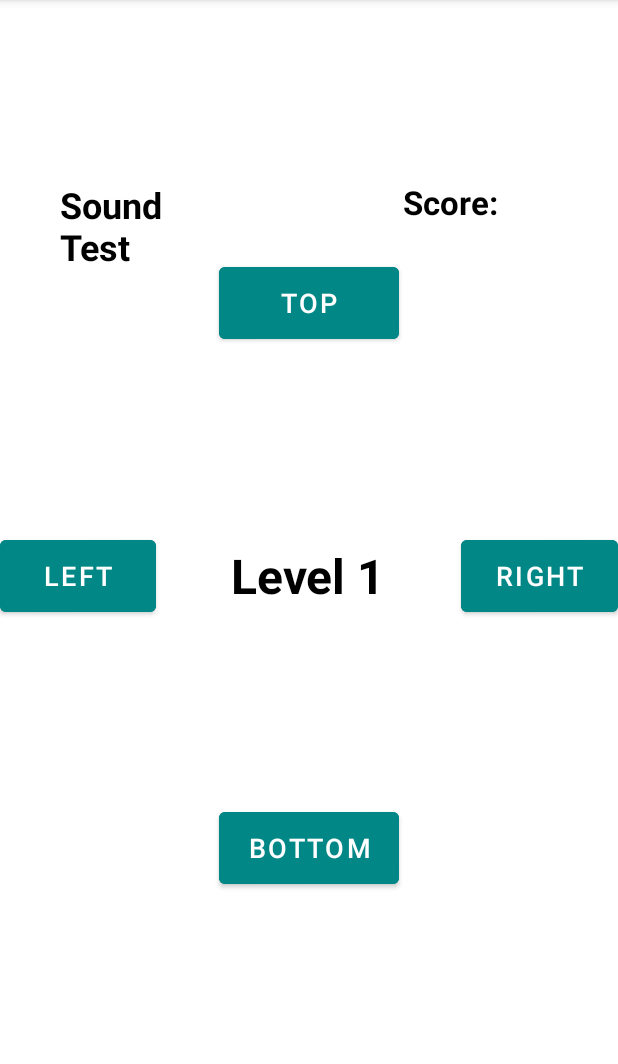
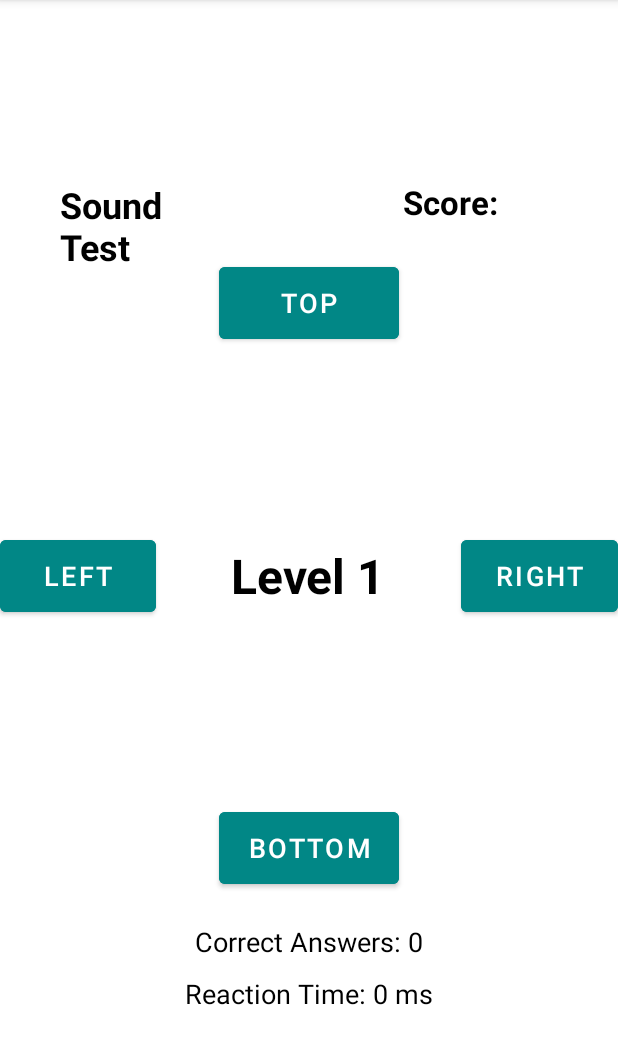
Before and after one commit to QudahM/ProjectApp, an Android app: the AudioGameActivity screen opened directly, with no data from a screen before it, after a tap on "BOTTOM", on a phone screen of 412 x 824 dp, the part 84-1148 px from its top. Run offline under Robolectric (Android 15) with nearby library versions, the light colour scheme and no system bars.

Commit message:
Audio game section added

```diff
--- a/app/src/main/java/com/example/projectapp/GameLogic/AudioGameActivity.java
+++ b/app/src/main/java/com/example/projectapp/GameLogic/AudioGameActivity.java
@@ -4,8 +4,6 @@ import android.media.MediaPlayer;
 import android.os.Bundle;
 import android.os.Handler;
 import android.widget.Button;
-import android.widget.Toast;
-
 import androidx.appcompat.app.AlertDialog;
 import androidx.appcompat.app.AppCompatActivity;
 
@@ -19,10 +17,12 @@ public class AudioGameActivity extends AppCompatActivity {
     private Queue<String> soundQueue = new LinkedList<>();  // Queue for sound directions to be played
     private Queue<String> playerQueue = new LinkedList<>(); // Queue for directions the player should respond to
     private int missedDirections = 0;
-    private final int MAX_MISSED = 6;
+    private final int MAX_MISSED = 10;  // Game ends after 10 mistakes
     private Handler handler = new Handler();
     private final String[] directions = {"TOP", "LEFT", "RIGHT", "BOTTOM"};
     private int correctAnswers = 0;
+    private long totalReactionTime = 0;
+    private long startTime = 0;
 
     @Override
     protected void onCreate(Bundle savedInstanceState) {
@@ -50,8 +50,8 @@ public class AudioGameActivity extends AppCompatActivity {
         soundQueue.clear();
         playerQueue.clear();
 
-        // Shuffle and add 25 random directions to the soundQueue
-        for (int i = 0; i < 25; i++) {
+        // Shuffle and add 10 random directions to the soundQueue
+        for (int i = 0; i < 10; i++) {
             // Randomly select a direction
             int randomIndex = (int) (Math.random() * directions.length);
             String randomDirection = directions[randomIndex];
@@ -71,8 +71,14 @@ public class AudioGameActivity extends AppCompatActivity {
             // Now, play the direction sound
             playDirectionSound(direction);
 
+            // Record the start time for reaction time calculation
+            startTime = System.currentTimeMillis();
+
             // Simulate 1-second interval
             handler.postDelayed(this::playNextDirection, 1000);
+        } else {
+            // All 10 directions have been played, show results
+            showGameResults(true);
         }
     }
 
@@ -103,34 +109,58 @@ public class AudioGameActivity extends AppCompatActivity {
     private void checkAnswer(String userAnswer) {
         if (!playerQueue.isEmpty()) {
             String expectedDirection = playerQueue.poll();  // Get and remove the direction from the player's queue
+
+            // Calculate the reaction time for each correct answer
+            long reactionTime = System.currentTimeMillis() - startTime;
+
             if (userAnswer.equals(expectedDirection)) {
                 correctAnswers++;
-                Toast.makeText(this, "Correct!", Toast.LENGTH_SHORT).show();
+                totalReactionTime += reactionTime;
                 missedDirections = 0; // Reset missed directions count
             } else {
                 missedDirections++;
-                Toast.makeText(this, "Wrong!", Toast.LENGTH_SHORT).show();
             }
 
             // Check if game is over due to missed directions
             if (missedDirections >= MAX_MISSED) {
-                showFailureDialog();
+                showGameResults(false);
             }
         }
     }
 
-    private void showFailureDialog() {
+    private void showGameResults(boolean isSuccess) {
+        // Calculate average reaction time
+        long averageReactionTime = (correctAnswers > 0) ? totalReactionTime / correctAnswers : 0;
+        String resultMessage = isSuccess
+                ? "You finished the game with " + correctAnswers + "/10 correct answers!\nAverage Reaction Time: " + averageReactionTime + " ms"
+                : "Game Over due to too many mistakes!";
+
+        // Show results in a dialog box
+        new AlertDialog.Builder(this)
+                .setTitle(isSuccess ? "Game Over - Success" : "Game Over")
+                .setMessage(resultMessage)
+                .setPositiveButton("OK", (dialog, which) -> {
+                    // Ask the user whether they want to restart or go back to the home screen
+                    showRestartDialog();
+                })
+                .setCancelable(false)  // Make sure the dialog is not dismissable by tapping outside
+                .show();
+    }
+
+    private void showRestartDialog() {
         new AlertDialog.Builder(this)
                 .setTitle("Game Over")
-                .setMessage("You missed too many directions! Do you want to play again?")
-                .setPositiveButton("Yes", (dialog, which) -> restartGame())
-                .setNegativeButton("No", (dialog, which) -> finish())
+                .setMessage("Would you like to play again or go back to the home screen?")
+                .setPositiveButton("Play Again", (dialog, which) -> restartGame())
+                .setNegativeButton("Go to Home", (dialog, which) -> finish())  // Close the game
+                .setCancelable(false)
                 .show();
     }
 
     private void restartGame() {
         missedDirections = 0;
         correctAnswers = 0;
+        totalReactionTime = 0;
         soundQueue.clear();
         playerQueue.clear();
         startGame();
--- a/app/src/main/res/layout/activity_audio_game.xml
+++ b/app/src/main/res/layout/activity_audio_game.xml
@@ -109,4 +109,37 @@
         android:layout_centerHorizontal="true"
         android:layout_marginTop="130dp" />
 
+    <!-- Correct Answers Text -->
+    <TextView
+        android:id="@+id/correct_answers_text"
+        android:layout_width="wrap_content"
+        android:layout_height="wrap_content"
+        android:text="Correct Answers: 0"
+        android:textSize="18sp"
+        android:textColor="#000000"
+        android:layout_below="@id/btn_bottom"
+        android:layout_centerHorizontal="true"
+        android:layout_marginTop="20dp" />
+
+    <!-- Reaction Time Text -->
+    <TextView
+        android:id="@+id/reaction_time_text"
+        android:layout_width="wrap_content"
+        android:layout_height="wrap_content"
+        android:text="Reaction Time: 0 ms"
+        android:textSize="18sp"
+        android:textColor="#000000"
+        android:layout_below="@id/correct_answers_text"
+        android:layout_centerHorizontal="true"
+        android:layout_marginTop="10dp" />
+
+    <!-- Feedback Image (Checkmark or X) -->
+    <ImageView
+        android:id="@+id/feedback_image"
+        android:layout_width="50dp"
+        android:layout_height="50dp"
+        android:layout_centerHorizontal="true"
+        android:layout_below="@id/reaction_time_text"
+        android:layout_marginTop="20dp"
+        android:visibility="gone" />
 </RelativeLayout>
```
Also changed, not shown: app/src/main/res/drawable/check.png (added), app/src/main/res/drawable/cross.png (added).
